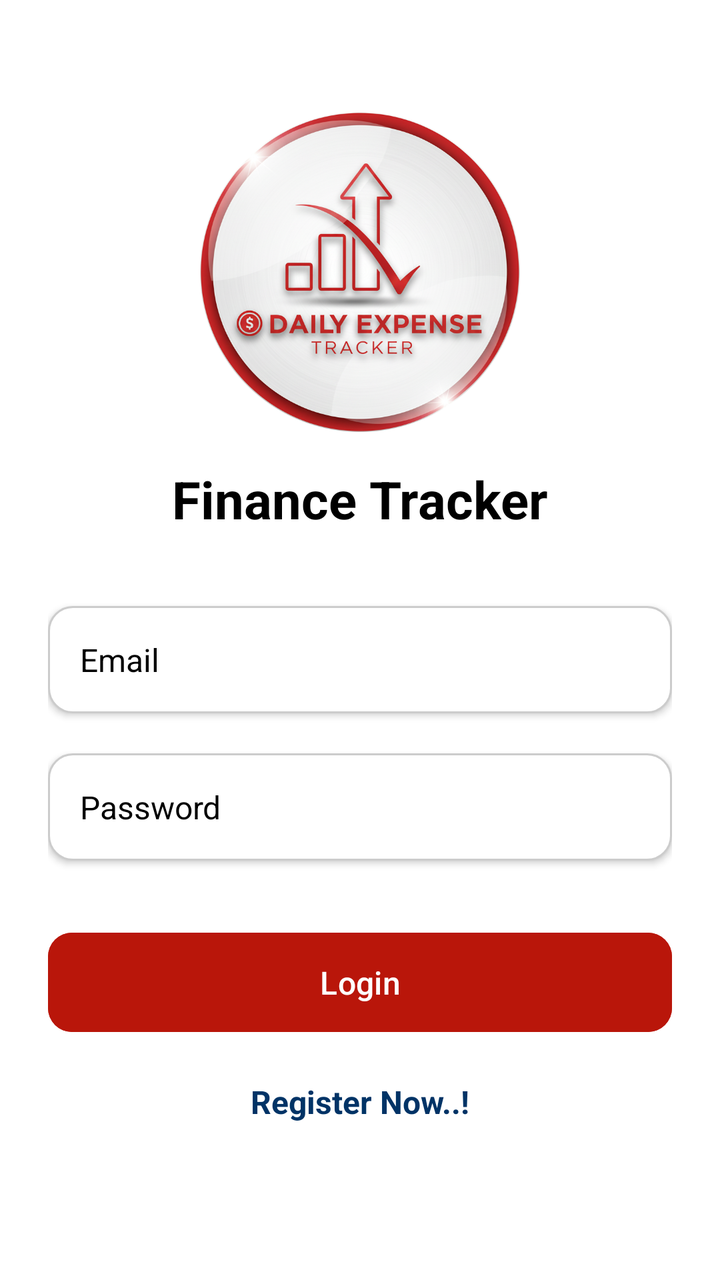
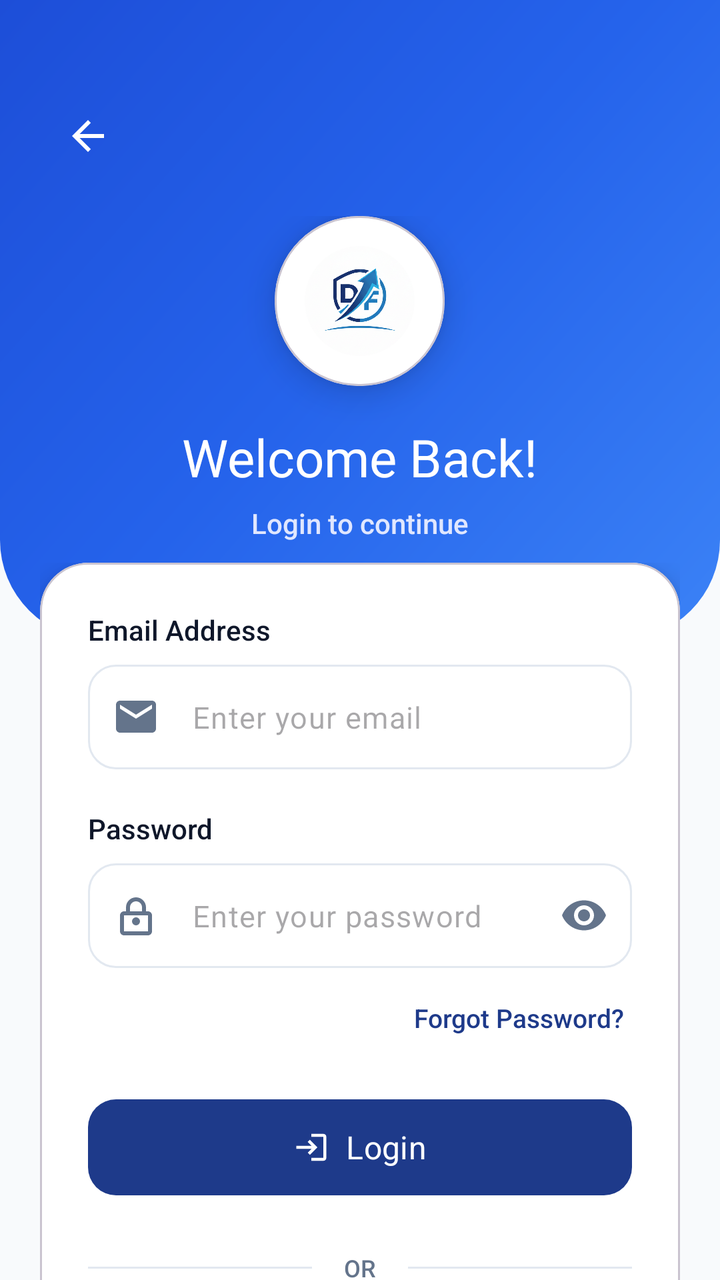

The first picture is an Android layout as it rendered before a commit; the second is the same layout after the commit. The layout source and the unified diff follow.
<!-- AndroidManifest.xml: application theme Theme.FinanceTracker -->
<!-- res/layout/activity_login.xml -->
<?xml version="1.0" encoding="utf-8"?>
<androidx.constraintlayout.widget.ConstraintLayout xmlns:android="http://schemas.android.com/apk/res/android"
    xmlns:app="http://schemas.android.com/apk/res-auto"
    android:layout_width="match_parent"
    android:layout_height="match_parent"
    android:padding="24dp"
    android:background="@color/white">

    
    <ImageView
        android:id="@+id/appLogo"
        android:layout_width="220dp"
        android:layout_height="160dp"
        android:layout_marginTop="32dp"
        android:contentDescription="App Logo"
        android:src="@drawable/logoft"
        android:scaleType="fitCenter"
        app:layout_constraintTop_toTopOf="parent"
        app:layout_constraintStart_toStartOf="parent"
        app:layout_constraintEnd_toEndOf="parent" />

    
    <TextView
        android:id="@+id/title"
        android:layout_width="wrap_content"
        android:layout_height="wrap_content"
        android:text="Finance Tracker"
        android:textSize="26sp"
        android:textStyle="bold"
        android:textColor="@color/black"
        android:layout_marginTop="16dp"
        app:layout_constraintTop_toBottomOf="@id/appLogo"
        app:layout_constraintStart_toStartOf="parent"
        app:layout_constraintEnd_toEndOf="parent"
        app:layout_constraintBottom_toTopOf="@id/editTextEmail" />

    
    <EditText
        android:id="@+id/editTextEmail"
        android:layout_width="0dp"
        android:layout_height="wrap_content"
        android:hint="Email"
        android:inputType="textEmailAddress"
        android:padding="16dp"
        android:textSize="16sp"
        android:background="@drawable/edittext_bg"
        android:textColor="@color/black"
        android:textColorHint="@color/black"
        android:elevation="2dp"
        android:layout_marginTop="36dp"
        app:layout_constraintTop_toBottomOf="@id/title"
        app:layout_constraintStart_toStartOf="parent"
        app:layout_constraintEnd_toEndOf="parent" />

    
    <EditText
        android:id="@+id/editTextPassword"
        android:layout_width="0dp"
        android:layout_height="wrap_content"
        android:hint="Password"
        android:inputType="textPassword"
        android:padding="16dp"
        android:textSize="16sp"
        android:background="@drawable/edittext_bg"
        android:textColor="@color/black"
        android:textColorHint="@color/black"
        android:elevation="2dp"
        android:layout_marginTop="20dp"
        app:layout_constraintTop_toBottomOf="@id/editTextEmail"
        app:layout_constraintStart_toStartOf="parent"
        app:layout_constraintEnd_toEndOf="parent" />

    
    <Button
        android:id="@+id/btnLogin"
        android:layout_width="0dp"
        android:layout_height="wrap_content"
        android:text="Login"
        android:textAllCaps="false"
        android:textColor="@android:color/white"
        android:textSize="16sp"
        android:paddingVertical="14dp"
        android:elevation="4dp"
        android:backgroundTint="@color/purple_500"
        app:cornerRadius="12dp"
        android:layout_marginTop="32dp"
        app:layout_constraintTop_toBottomOf="@id/editTextPassword"
        app:layout_constraintStart_toStartOf="parent"
        app:layout_constraintEnd_toEndOf="parent" />

    
    <TextView
        android:id="@+id/textRegister"
        android:layout_width="wrap_content"
        android:layout_height="wrap_content"
        android:text="Register Now..!"
        android:textColor="@color/dark_blue"
        android:textSize="16sp"
        android:textStyle="bold"
        android:layout_marginTop="20dp"
        app:layout_constraintTop_toBottomOf="@id/btnLogin"
        app:layout_constraintStart_toStartOf="parent"
        app:layout_constraintEnd_toEndOf="parent" />

</androidx.constraintlayout.widget.ConstraintLayout>
<!-- resources referenced by this layout -->
<resources>
  <color name="black">#FF000000</color>
  <color name="dark_blue">#003366</color>
  <color name="purple_500">#B9160A</color>
  <color name="white">#FFFFFFFF</color>
  <!-- drawable edittext_bg (drawable) -->
  <shape xmlns:android="http://schemas.android.com/apk/res/android" android:shape="rectangle">
      <solid android:color="@android:color/white"/>
      <stroke android:width="1dp" android:color="#CCCCCC" />
      <corners android:radius="12dp"/>
  </shape>
  <!-- drawable logoft: png bitmap (drawable, 727879 bytes) -->
  <style name="Theme.FinanceTracker" parent="Base.Theme.FinanceTracker" />
  <style name="Base.Theme.FinanceTracker" parent="Theme.Material3.DayNight.NoActionBar">
          
          
      </style>
</resources>

<!-- the commit's change to res/layout/activity_login.xml (unified diff, before → after) -->
@@ -1,105 +1,330 @@
 <?xml version="1.0" encoding="utf-8"?>
-<androidx.constraintlayout.widget.ConstraintLayout xmlns:android="http://schemas.android.com/apk/res/android"
+<androidx.coordinatorlayout.widget.CoordinatorLayout
+    xmlns:android="http://schemas.android.com/apk/res/android"
     xmlns:app="http://schemas.android.com/apk/res-auto"
+    xmlns:tools="http://schemas.android.com/tools"
     android:layout_width="match_parent"
     android:layout_height="match_parent"
-    android:padding="24dp"
-    android:background="@color/white">
-
-    
-    <ImageView
-        android:id="@+id/appLogo"
-        android:layout_width="220dp"
-        android:layout_height="160dp"
-        android:layout_marginTop="32dp"
-        android:contentDescription="App Logo"
-        android:src="@drawable/logoft"
-        android:scaleType="fitCenter"
-        app:layout_constraintTop_toTopOf="parent"
-        app:layout_constraintStart_toStartOf="parent"
-        app:layout_constraintEnd_toEndOf="parent" />
-
-    
-    <TextView
-        android:id="@+id/title"
-        android:layout_width="wrap_content"
-        android:layout_height="wrap_content"
-        android:text="Finance Tracker"
-        android:textSize="26sp"
-        android:textStyle="bold"
-        android:textColor="@color/black"
-        android:layout_marginTop="16dp"
-        app:layout_constraintTop_toBottomOf="@id/appLogo"
-        app:layout_constraintStart_toStartOf="parent"
-        app:layout_constraintEnd_toEndOf="parent"
-        app:layout_constraintBottom_toTopOf="@id/editTextEmail" />
-
-    
-    <EditText
-        android:id="@+id/editTextEmail"
-        android:layout_width="0dp"
-        android:layout_height="wrap_content"
-        android:hint="Email"
-        android:inputType="textEmailAddress"
-        android:padding="16dp"
-        android:textSize="16sp"
-        android:background="@drawable/edittext_bg"
-        android:textColor="@color/black"
-        android:textColorHint="@color/black"
-        android:elevation="2dp"
-        android:layout_marginTop="36dp"
-        app:layout_constraintTop_toBottomOf="@id/title"
-        app:layout_constraintStart_toStartOf="parent"
-        app:layout_constraintEnd_toEndOf="parent" />
-
-    
-    <EditText
-        android:id="@+id/editTextPassword"
-        android:layout_width="0dp"
-        android:layout_height="wrap_content"
-        android:hint="Password"
-        android:inputType="textPassword"
-        android:padding="16dp"
-        android:textSize="16sp"
-        android:background="@drawable/edittext_bg"
-        android:textColor="@color/black"
-        android:textColorHint="@color/black"
-        android:elevation="2dp"
-        android:layout_marginTop="20dp"
-        app:layout_constraintTop_toBottomOf="@id/editTextEmail"
-        app:layout_constraintStart_toStartOf="parent"
-        app:layout_constraintEnd_toEndOf="parent" />
-
-    
-    <Button
-        android:id="@+id/btnLogin"
-        android:layout_width="0dp"
-        android:layout_height="wrap_content"
-        android:text="Login"
-        android:textAllCaps="false"
-        android:textColor="@android:color/white"
-        android:textSize="16sp"
-        android:paddingVertical="14dp"
-        android:elevation="4dp"
-        android:backgroundTint="@color/purple_500"
-        app:cornerRadius="12dp"
-        android:layout_marginTop="32dp"
-        app:layout_constraintTop_toBottomOf="@id/editTextPassword"
-        app:layout_constraintStart_toStartOf="parent"
-        app:layout_constraintEnd_toEndOf="parent" />
-
-    
-    <TextView
-        android:id="@+id/textRegister"
-        android:layout_width="wrap_content"
-        android:layout_height="wrap_content"
-        android:text="Register Now..!"
-        android:textColor="@color/dark_blue"
-        android:textSize="16sp"
-        android:textStyle="bold"
-        android:layout_marginTop="20dp"
-        app:layout_constraintTop_toBottomOf="@id/btnLogin"
-        app:layout_constraintStart_toStartOf="parent"
-        app:layout_constraintEnd_toEndOf="parent" />
-
-</androidx.constraintlayout.widget.ConstraintLayout>
+    android:background="#F8FAFC"
+    tools:context=".LoginActivity">
+
+    <ScrollView
+        android:layout_width="match_parent"
+        android:layout_height="match_parent"
+        android:fillViewport="true"
+        android:scrollbars="none">
+
+        <LinearLayout
+            android:layout_width="match_parent"
+            android:layout_height="wrap_content"
+            android:orientation="vertical">
+
+            
+            <FrameLayout
+                android:layout_width="match_parent"
+                android:layout_height="wrap_content">
+
+                
+                <View
+                    android:layout_width="match_parent"
+                    android:layout_height="320dp"
+                    android:background="@drawable/bg_login_header"/>
+
+                <LinearLayout
+                    android:layout_width="match_parent"
+                    android:layout_height="wrap_content"
+                    android:orientation="vertical"
+                    android:paddingTop="48dp"
+                    android:paddingBottom="60dp"
+                    android:paddingHorizontal="24dp">
+
+                    
+                    <ImageView
+                        android:id="@+id/btnBack"
+                        android:layout_width="40dp"
+                        android:layout_height="40dp"
+                        android:padding="8dp"
+                        android:src="@drawable/ic_arrow_back"
+                        android:background="?attr/selectableItemBackgroundBorderless"
+                        app:tint="#FFFFFF"
+                        android:contentDescription="Back"/>
+
+                    
+                    <LinearLayout
+                        android:layout_width="match_parent"
+                        android:layout_height="wrap_content"
+                        android:orientation="vertical"
+                        android:gravity="center_horizontal"
+                        android:layout_marginTop="20dp">
+
+                        <com.google.android.material.card.MaterialCardView
+                            android:layout_width="85dp"
+                            android:layout_height="85dp"
+                            app:cardCornerRadius="42dp"
+                            app:cardElevation="10dp"
+                            app:cardBackgroundColor="#FFFFFF">
+
+                            <ImageView
+                                android:id="@+id/appLogo"
+                                android:layout_width="55dp"
+                                android:layout_height="55dp"
+                                android:layout_gravity="center"
+                                android:contentDescription="App Logo"
+                                android:src="@drawable/logoft"
+                                android:scaleType="centerInside"/>
+
+                        </com.google.android.material.card.MaterialCardView>
+
+                        
+                        <TextView
+                            android:id="@+id/title"
+                            android:layout_width="wrap_content"
+                            android:layout_height="wrap_content"
+                            android:layout_marginTop="18dp"
+                            android:text="Welcome Back!"
+                            android:textColor="#FFFFFF"
+                            android:textSize="26sp"
+                            android:fontFamily="sans-serif-bold"/>
+
+                        
+                        <TextView
+                            android:id="@+id/tvSubtitle"
+                            android:layout_width="wrap_content"
+                            android:layout_height="wrap_content"
+                            android:layout_marginTop="6dp"
+                            android:text="Login to continue"
+                            android:textColor="#E0E7FF"
+                            android:textSize="14sp"
+                            android:fontFamily="sans-serif-medium"/>
+
+                    </LinearLayout>
+
+                </LinearLayout>
+
+            </FrameLayout>
+
+            
+            <LinearLayout
+                android:layout_width="match_parent"
+                android:layout_height="wrap_content"
+                android:orientation="vertical"
+                android:paddingHorizontal="20dp"
+                android:layout_marginTop="-50dp">
+
+                <com.google.android.material.card.MaterialCardView
+                    android:layout_width="match_parent"
+                    android:layout_height="wrap_content"
+                    app:cardCornerRadius="24dp"
+                    app:cardElevation="8dp"
+                    app:cardBackgroundColor="#FFFFFF">
+
+                    <LinearLayout
+                        android:layout_width="match_parent"
+                        android:layout_height="wrap_content"
+                        android:orientation="vertical"
+                        android:padding="24dp">
+
+                        
+                        <TextView
+                            android:layout_width="wrap_content"
+                            android:layout_height="wrap_content"
+                            android:text="Email Address"
+                            android:textColor="@color/text_primary"
+                            android:textSize="14sp"
+                            android:fontFamily="sans-serif-medium"
+                            android:layout_marginBottom="8dp"/>
+
+                        
+                        <com.google.android.material.textfield.TextInputLayout
+                            android:id="@+id/tilEmail"
+                            android:layout_width="match_parent"
+                            android:layout_height="wrap_content"
+                            android:layout_marginBottom="20dp"
+                            app:boxBackgroundMode="outline"
+                            app:boxCornerRadiusTopStart="14dp"
+                            app:boxCornerRadiusTopEnd="14dp"
+                            app:boxCornerRadiusBottomStart="14dp"
+                            app:boxCornerRadiusBottomEnd="14dp"
+                            app:boxStrokeColor="@color/text_input_box_stroke"
+                            app:boxStrokeWidth="1dp"
+                            app:hintEnabled="false"
+                            app:startIconDrawable="@drawable/ic_email"
+                            app:startIconTint="@color/text_secondary">
+
+                            <com.google.android.material.textfield.TextInputEditText
+                                android:id="@+id/editTextEmail"
+                                android:layout_width="match_parent"
+                                android:layout_height="wrap_content"
+                                android:hint="Enter your email"
+                                android:inputType="textEmailAddress"
+                                android:padding="16dp"
+                                android:textSize="15sp"
+                                android:textColor="@color/text_primary"/>
+
+                        </com.google.android.material.textfield.TextInputLayout>
+
+                        
+                        <TextView
+                            android:layout_width="wrap_content"
+                            android:layout_height="wrap_content"
+                            android:text="Password"
+                            android:textColor="@color/text_primary"
+                            android:textSize="14sp"
+                            android:fontFamily="sans-serif-medium"
+                            android:layout_marginBottom="8dp"/>
+
+                        
+                        <com.google.android.material.textfield.TextInputLayout
+                            android:id="@+id/tilPassword"
+                            android:layout_width="match_parent"
+                            android:layout_height="wrap_content"
+                            android:layout_marginBottom="12dp"
+                            app:boxBackgroundMode="outline"
+                            app:boxCornerRadiusTopStart="14dp"
+                            app:boxCornerRadiusTopEnd="14dp"
+                            app:boxCornerRadiusBottomStart="14dp"
+                            app:boxCornerRadiusBottomEnd="14dp"
+                            app:boxStrokeColor="@color/text_input_box_stroke"
+                            app:boxStrokeWidth="1dp"
+                            app:hintEnabled="false"
+                            app:startIconDrawable="@drawable/ic_lock"
+                            app:startIconTint="@color/text_secondary"
+                            app:endIconMode="password_toggle"
+                            app:endIconTint="@color/text_secondary">
+
+                            <com.google.android.material.textfield.TextInputEditText
+                                android:id="@+id/editTextPassword"
+                                android:layout_width="match_parent"
+                                android:layout_height="wrap_content"
+                                android:hint="Enter your password"
+                                android:inputType="textPassword"
+                                android:padding="16dp"
+                                android:textSize="15sp"
+                                android:textColor="@color/text_primary"/>
+
+                        </com.google.android.material.textfield.TextInputLayout>
+
+                        
+                        <TextView
+                            android:id="@+id/textForgotPassword"
+                            android:layout_width="wrap_content"
+                            android:layout_height="wrap_content"
+                            android:layout_gravity="end"
+                            android:text="Forgot Password?"
+                            android:textColor="@color/primary_blue"
+                            android:textSize="13sp"
+                            android:fontFamily="sans-serif-medium"
+                            android:padding="4dp"
+                            android:clickable="true"
+                            android:focusable="true"/>
+
+                        
+                        <com.google.android.material.button.MaterialButton
+                            android:id="@+id/btnLogin"
+                            android:layout_width="match_parent"
+                            android:layout_height="56dp"
+                            android:layout_marginTop="24dp"
+                            android:text="Login"
+                            android:textAllCaps="false"
+                            android:textColor="#FFFFFF"
+                            android:textSize="16sp"
+                            android:fontFamily="sans-serif-bold"
+                            app:backgroundTint="@color/primary_blue"
+                            app:cornerRadius="14dp"
+                            app:icon="@drawable/ic_login"
+                            app:iconGravity="textStart"
+                            app:iconPadding="8dp"
+                            app:iconTint="#FFFFFF"/>
+
+                        
+                        <LinearLayout
+                            android:layout_width="match_parent"
+                            android:layout_height="wrap_content"
+                            android:orientation="horizontal"
+                            android:gravity="center_vertical"
+                            android:layout_marginVertical="24dp">
+
+                            <View
+                                android:layout_width="0dp"
+                                android:layout_weight="1"
+                                android:layout_height="1dp"
+                                android:background="#E2E8F0"/>
+
+                            <TextView
+                                android:layout_width="wrap_content"
+                                android:layout_height="wrap_content"
+                                android:text="OR"
+                                android:textColor="@color/text_secondary"
+                                android:textSize="12sp"
+                                android:fontFamily="sans-serif-medium"
+                                android:paddingHorizontal="16dp"/>
+
+                            <View
+                                android:layout_width="0dp"
+                                android:layout_weight="1"
+                                android:layout_height="1dp"
+                                android:background="#E2E8F0"/>
+
+                        </LinearLayout>
+
+                        
+                        <com.google.android.material.button.MaterialButton
+                            android:id="@+id/btnGoogleSignIn"
+                            android:layout_width="match_parent"
+                            android:layout_height="52dp"
+                            android:text="Continue with Google"
+                            android:textAllCaps="false"
+                            android:textColor="@color/text_primary"
+                            android:textSize="14sp"
+                            android:fontFamily="sans-serif-medium"
+                            app:backgroundTint="#FFFFFF"
+                            app:cornerRadius="14dp"
+                            app:strokeColor="#E2E8F0"
+                            app:strokeWidth="1dp"
+                            app:icon="@drawable/ic_google"
+                            app:iconGravity="textStart"
+                            app:iconPadding="12dp"
+                            app:iconTint="@null"
+                            style="@style/Widget.MaterialComponents.Button.OutlinedButton"/>
+
+                    </LinearLayout>
+
+                </com.google.android.material.card.MaterialCardView>
+
+                
+                <LinearLayout
+                    android:layout_width="match_parent"
+                    android:layout_height="wrap_content"
+                    android:orientation="horizontal"
+                    android:gravity="center"
+                    android:layout_marginTop="28dp"
+                    android:layout_marginBottom="24dp">
+
+                    <TextView
+                        android:layout_width="wrap_content"
+                        android:layout_height="wrap_content"
+                        android:text="Don't have an account? "
+                        android:textColor="@color/text_secondary"
+                        android:textSize="14sp"/>
+
+                    <TextView
+                        android:id="@+id/textRegister"
+                        android:layout_width="wrap_content"
+                        android:layout_height="wrap_content"
+                        android:text="Register Now"
+                        android:textColor="@color/primary_blue"
+                        android:textSize="14sp"
+                        android:fontFamily="sans-serif-bold"
+                        android:clickable="true"
+                        android:focusable="true"
+                        android:padding="4dp"/>
+
+                </LinearLayout>
+
+            </LinearLayout>
+
+        </LinearLayout>
+
+    </ScrollView>
+
+</androidx.coordinatorlayout.widget.CoordinatorLayout>
<!-- resource entries referenced after the edit -->
@@ -1,16 +1,92 @@
 <!-- resources referenced by this layout -->
 <resources>
-  <color name="black">#FF000000</color>
-  <color name="dark_blue">#003366</color>
-  <color name="purple_500">#B9160A</color>
-  <color name="white">#FFFFFFFF</color>
-  <!-- drawable edittext_bg (drawable) -->
-  <shape xmlns:android="http://schemas.android.com/apk/res/android" android:shape="rectangle">
-      <solid android:color="@android:color/white"/>
-      <stroke android:width="1dp" android:color="#CCCCCC" />
-      <corners android:radius="12dp"/>
-  </shape>
-  <!-- drawable logoft: png bitmap (drawable, 727879 bytes) -->
+  <color name="primary_blue">#1E3A8A</color>
+  <color name="text_primary">#0F172A</color>
+  <color name="text_secondary">#64748B</color>
+  <!-- drawable bg_login_header (drawable) -->
+  <?xml version="1.0" encoding="utf-8"?>
+  <layer-list xmlns:android="http://schemas.android.com/apk/res/android">
+      <item>
+          <shape android:shape="rectangle">
+              <gradient
+                  android:startColor="#3B82F6"
+                  android:centerColor="#2563EB"
+                  android:endColor="#1D4ED8"
+                  android:angle="135"/>
+              <corners
+                  android:bottomLeftRadius="50dp"
+                  android:bottomRightRadius="50dp"/>
+          </shape>
+      </item>
+  </layer-list>
+  <!-- drawable ic_arrow_back (drawable) -->
+  <vector xmlns:android="http://schemas.android.com/apk/res/android"
+      android:width="24dp"
+      android:height="24dp"
+      android:viewportWidth="24"
+      android:viewportHeight="24">
+      <path
+          android:fillColor="#000000"
+          android:pathData="M20,11H7.83l5.59,-5.59L12,4l-8,8 8,8 1.41,-1.41L7.83,13H20v-2z"/>
+  </vector>
+  <!-- drawable ic_email (drawable) -->
+  <?xml version="1.0" encoding="utf-8"?>
+  <vector xmlns:android="http://schemas.android.com/apk/res/android"
+      android:width="24dp"
+      android:height="24dp"
+      android:viewportWidth="24"
+      android:viewportHeight="24">
+      <path
+          android:fillColor="#000000"
+          android:pathData="M20,4L4,4c-1.1,0 -1.99,0.9 -1.99,2L2,18c0,1.1 0.9,2 2,2h16c1.1,0 2,-0.9 2,-2L22,6c0,-1.1 -0.9,-2 -2,-2zM20,8l-8,5 -8,-5L4,6l8,5 8,-5v2z"/>
+  </vector>
+  <!-- drawable ic_google (drawable) -->
+  <vector xmlns:android="http://schemas.android.com/apk/res/android"
+      android:width="24dp"
+      android:height="24dp"
+      android:viewportWidth="24"
+      android:viewportHeight="24">
+      <path
+          android:fillColor="#4285F4"
+          android:pathData="M21.35,11.1H12v2.8h5.3c-0.3,1.6 -1.2,2.9 -2.6,3.8v3.2h4.2c2.5,-2.3 3.9,-5.7 3.9,-9.8C22.8,11.7 22.3,11.3 21.35,11.1z" />
+      <path
+          android:fillColor="#34A853"
+          android:pathData="M12,22c3.5,0 6.4,-1.1 8.6,-3l-4.2,-3.2c-1.2,0.8 -2.7,1.3 -4.4,1.3 -3.4,0 -6.3,-2.3 -7.3,-5.4H0.4v3.4C2.6,19.3 6.9,22 12,22z" />
+      <path
+          android:fillColor="#FBBC05"
+          android:pathData="M4.7,13.7C4.5,13.1 4.4,12.5 4.4,12s0.1,-1.1 0.3,-1.7V6.9H0.4C-0.1,8 -0.4,9.5 -0.4,12c0,2.5 0.3,4 0.8,5.1L4.7,13.7z" />
+      <path
+          android:fillColor="#EA4335"
+          android:pathData="M12,4.7c1.9,0 3.6,0.7 4.9,2l3.6,-3.6C18.3,1.1 15.4,0 12,0 6.9,0 2.6,2.7 0.4,6.9l4.3,3.4C5.7,7.1 8.6,4.7 12,4.7z" />
+  </vector>
+  <!-- drawable ic_lock (drawable) -->
+  <vector xmlns:android="http://schemas.android.com/apk/res/android"
+      android:width="24dp"
+      android:height="24dp"
+      android:viewportWidth="24"
+      android:viewportHeight="24">
+  
+      <path
+          android:fillColor="#000000"
+          android:pathData="M18,10h-1V8c0-2.76-2.24-5-5-5s-5,2.24-5,5v2H6c-1.1,0-2,0.9-2,2v8c0,1.1 0.9,2 2,2h12c1.1,0 2-0.9 2-2v-8c0-1.1-0.9-2-2-2zM9,8c0-1.66 1.34-3 3-3s3,1.34 3,3v2H9V8zm9,12H6v-8h12v8z" />
+  
+      <path
+          android:fillColor="#000000"
+          android:pathData="M12,17a2,2 0,1 0,0-4a2,2 0,0 0,0 4z" />
+  
+  </vector>
+  <!-- drawable ic_login (drawable) -->
+  <?xml version="1.0" encoding="utf-8"?>
+  <vector xmlns:android="http://schemas.android.com/apk/res/android"
+      android:width="24dp"
+      android:height="24dp"
+      android:viewportWidth="24"
+      android:viewportHeight="24">
+      <path
+          android:fillColor="#FFFFFF"
+          android:pathData="M11,7L9.6,8.4l2.6,2.6H2v2h10.2l-2.6,2.6L11,17l5,-5L11,7zM20,19h-8v2h8c1.1,0 2,-0.9 2,-2V5c0,-1.1 -0.9,-2 -2,-2h-8v2h8v14z"/>
+  </vector>
+  <!-- drawable logoft: png bitmap (drawable, 308659 bytes) -->
   <style name="Theme.FinanceTracker" parent="Base.Theme.FinanceTracker" />
   <style name="Base.Theme.FinanceTracker" parent="Theme.Material3.DayNight.NoActionBar">
           
